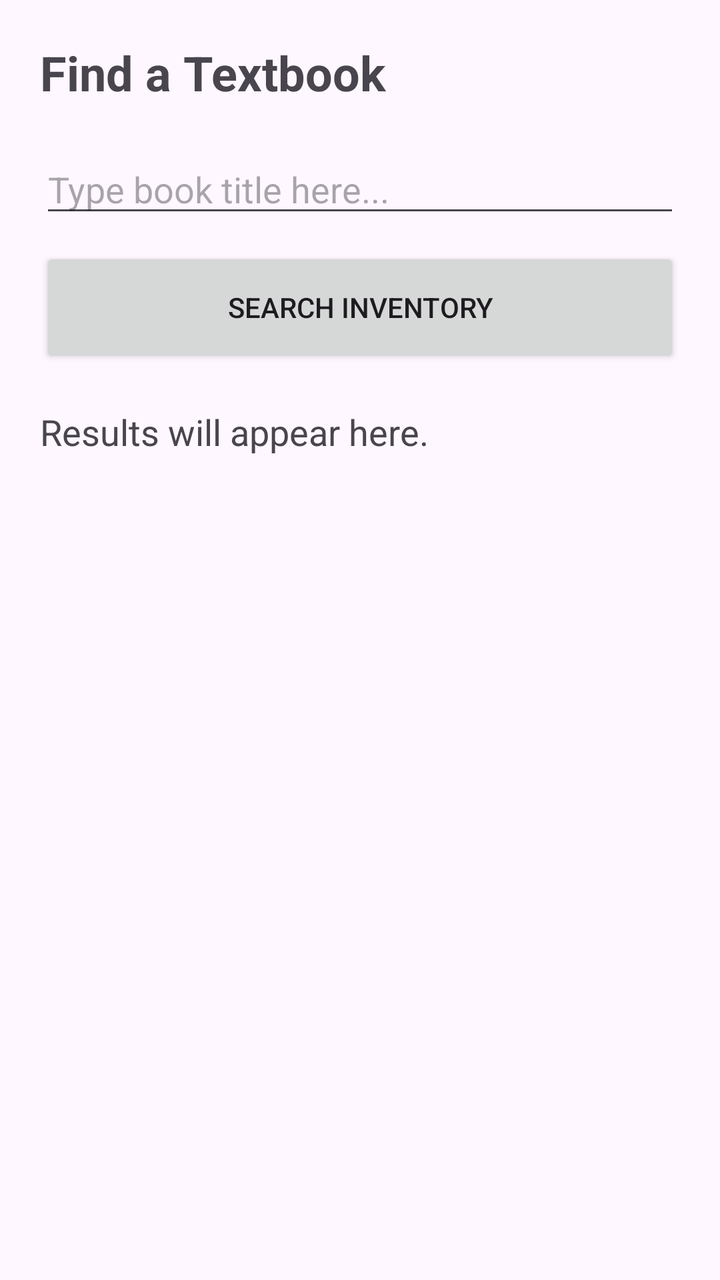
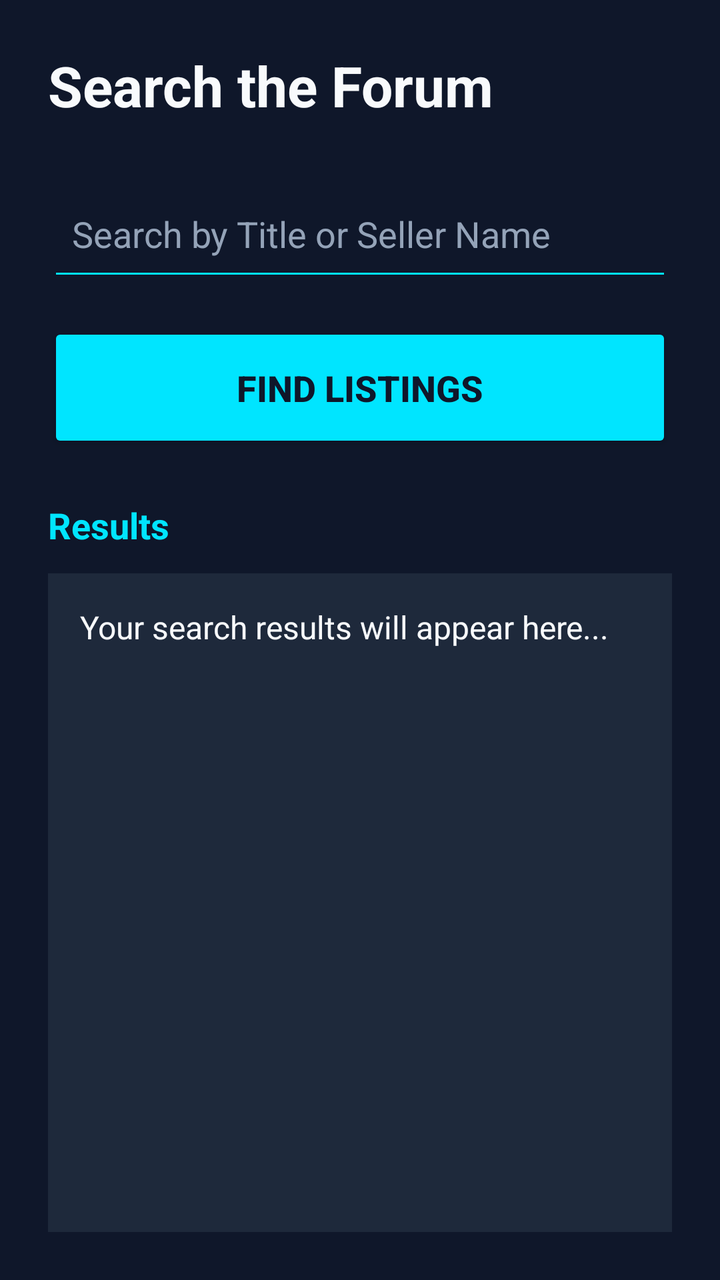

Before-and-after screenshots of an Android layout around one commit, followed by the original layout XML and the change that was made.
<!-- AndroidManifest.xml: application theme Theme.TextbookMarketplace -->
<!-- res/layout/activity_search.xml -->
<?xml version="1.0" encoding="utf-8"?>
<LinearLayout xmlns:android="http://schemas.android.com/apk/res/android"
    android:layout_width="match_parent"
    android:layout_height="match_parent"
    android:orientation="vertical"
    android:padding="20dp">

    <TextView
        android:layout_width="match_parent"
        android:layout_height="wrap_content"
        android:text="Find a Textbook"
        android:textSize="24sp"
        android:textStyle="bold"
        android:layout_marginBottom="20dp"/>

    <EditText
        android:id="@+id/etSearchQuery"
        android:layout_width="match_parent"
        android:layout_height="wrap_content"
        android:hint="Type book title here..."
        android:layout_marginBottom="10dp"/>

    <Button
        android:id="@+id/btnSearch"
        android:layout_width="match_parent"
        android:layout_height="60dp"
        android:text="Search Inventory"
        android:layout_marginBottom="20dp"/>

    <TextView
        android:id="@+id/tvSearchResults"
        android:layout_width="match_parent"
        android:layout_height="wrap_content"
        android:textSize="18sp"
        android:text="Results will appear here."/>

</LinearLayout>
<!-- resources referenced by this layout -->
<resources>
  <style name="Theme.TextbookMarketplace" parent="Base.Theme.TextbookMarketplace" />
  <style name="Base.Theme.TextbookMarketplace" parent="Theme.Material3.DayNight.NoActionBar">
          
          
      </style>
</resources>

<!-- the commit's change to res/layout/activity_search.xml (unified diff, before → after) -->
@@ -1,37 +1,74 @@
 <?xml version="1.0" encoding="utf-8"?>
 <LinearLayout xmlns:android="http://schemas.android.com/apk/res/android"
+    xmlns:app="http://schemas.android.com/apk/res-auto"
     android:layout_width="match_parent"
     android:layout_height="match_parent"
     android:orientation="vertical"
-    android:padding="20dp">
+    android:padding="24dp"
+    android:background="#0F172A">
 
+    
     <TextView
         android:layout_width="match_parent"
         android:layout_height="wrap_content"
-        android:text="Find a Textbook"
-        android:textSize="24sp"
+        android:text="Search the Forum"
+        android:textSize="28sp"
+        android:textColor="#F8FAFC"
         android:textStyle="bold"
-        android:layout_marginBottom="20dp"/>
+        android:layout_marginBottom="24dp"/>
 
+    
     <EditText
         android:id="@+id/etSearchQuery"
         android:layout_width="match_parent"
-        android:layout_height="wrap_content"
-        android:hint="Type book title here..."
-        android:layout_marginBottom="10dp"/>
+        android:layout_height="60dp"
+        android:hint="Search by Title or Seller Name"
+        android:textColorHint="#94A3B8"
+        android:textColor="#F8FAFC"
+        android:backgroundTint="#00E5FF"
+        android:inputType="text"
+        android:paddingStart="12dp"
+        android:layout_marginBottom="16dp"/>
 
+    
     <Button
         android:id="@+id/btnSearch"
         android:layout_width="match_parent"
-        android:layout_height="60dp"
-        android:text="Search Inventory"
-        android:layout_marginBottom="20dp"/>
+        android:layout_height="65dp"
+        android:text="Find Listings"
+        android:textSize="18sp"
+        android:textStyle="bold"
+        android:textColor="#0F172A"
+        android:backgroundTint="#00E5FF"
+        app:cornerRadius="12dp"
+        android:layout_marginBottom="24dp"/>
 
+    
     <TextView
-        android:id="@+id/tvSearchResults"
         android:layout_width="match_parent"
         android:layout_height="wrap_content"
+        android:text="Results"
         android:textSize="18sp"
-        android:text="Results will appear here."/>
+        android:textColor="#00E5FF"
+        android:textStyle="bold"
+        android:layout_marginBottom="12dp"/>
+
+    
+    <ScrollView
+        android:layout_width="match_parent"
+        android:layout_height="match_parent"
+        android:background="#1E293B"
+        android:padding="16dp"
+        android:scrollbars="vertical">
+
+        <TextView
+            android:id="@+id/tvSearchResults"
+            android:layout_width="match_parent"
+            android:layout_height="wrap_content"
+            android:textColor="#F8FAFC"
+            android:textSize="16sp"
+            android:text="Your search results will appear here..."/>
+
+    </ScrollView>
 
 </LinearLayout>
